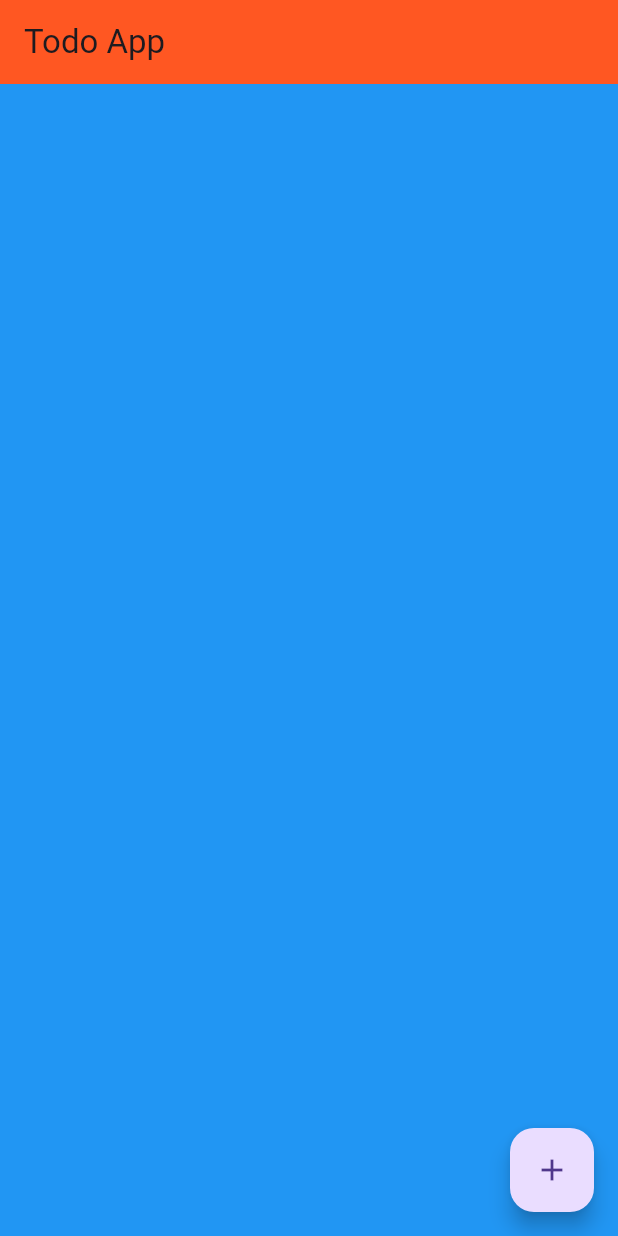
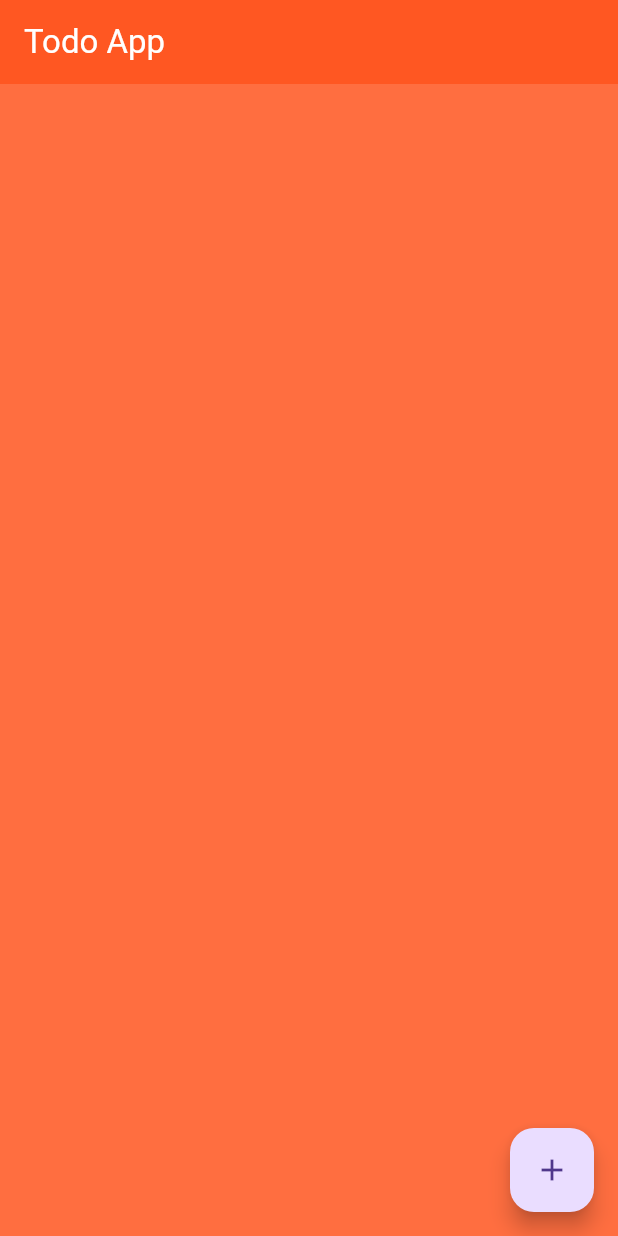
Before and after one commit to vincentpalomo/flutter-practice-app, a Flutter app: the screen it shows after launch, on a phone screen of 412 x 824 dp. Run offline on Flutter 3.47's test engine with Material 3 defaults, Android fonts, the phone set to English and light mode, and no system bars; our stand-ins replace flutter_riverpod, freezed_annotation.

Commit message:
learned how to change the styling of the app

```diff
--- a/lib/features/todos/presentation/pages/todo_page.dart
+++ b/lib/features/todos/presentation/pages/todo_page.dart
@@ -12,7 +12,7 @@ class TodoPage extends ConsumerWidget {
 
     return Scaffold(
       appBar: AppBar(
-        title: const Text('Todo App'),
+        title: const Text('Todo App', style: TextStyle( color: Colors.white)),
         backgroundColor: Colors.deepOrange,
       ),
       body: ListView.builder(
@@ -24,6 +24,7 @@ class TodoPage extends ConsumerWidget {
               todo.title,
               style: TextStyle(
                 decoration: todo.isCompleted ? TextDecoration.lineThrough : null,
+                color: Colors.white
               ),
             ),
             leading: Checkbox(
@@ -45,7 +46,7 @@ class TodoPage extends ConsumerWidget {
         onPressed: () => _showAddTodoDialog(context, ref),
         child: const Icon(Icons.add),
       ),
-      backgroundColor: Colors.blue,
+      backgroundColor: Colors.deepOrangeAccent,
     );
   }
 
```
